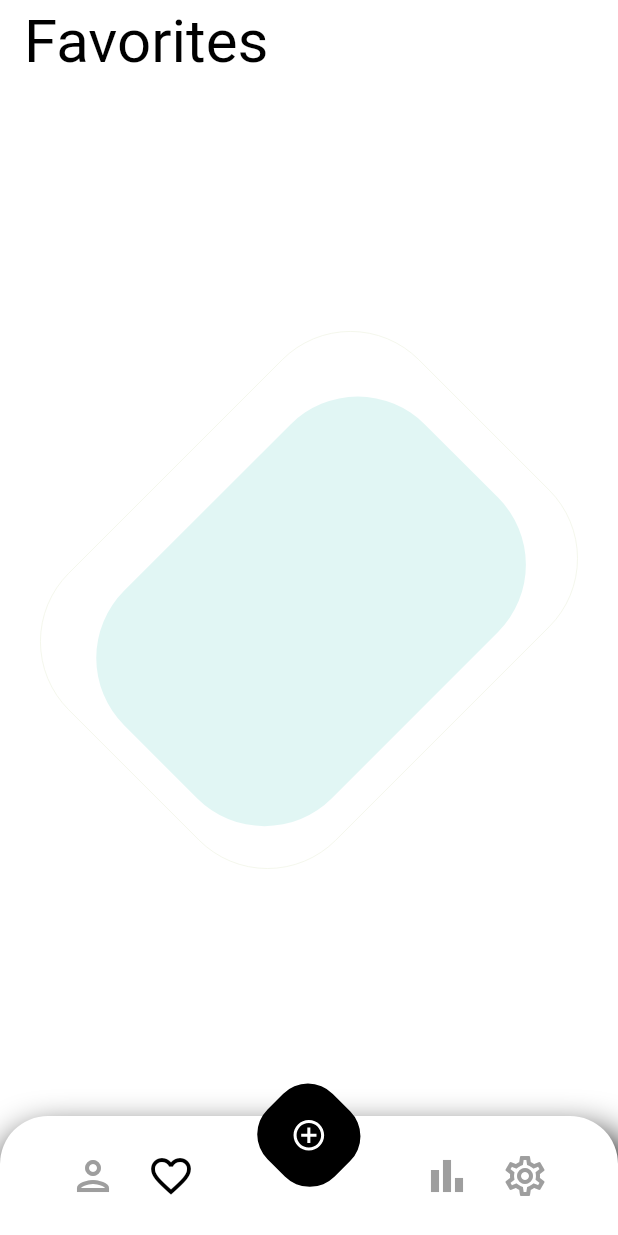
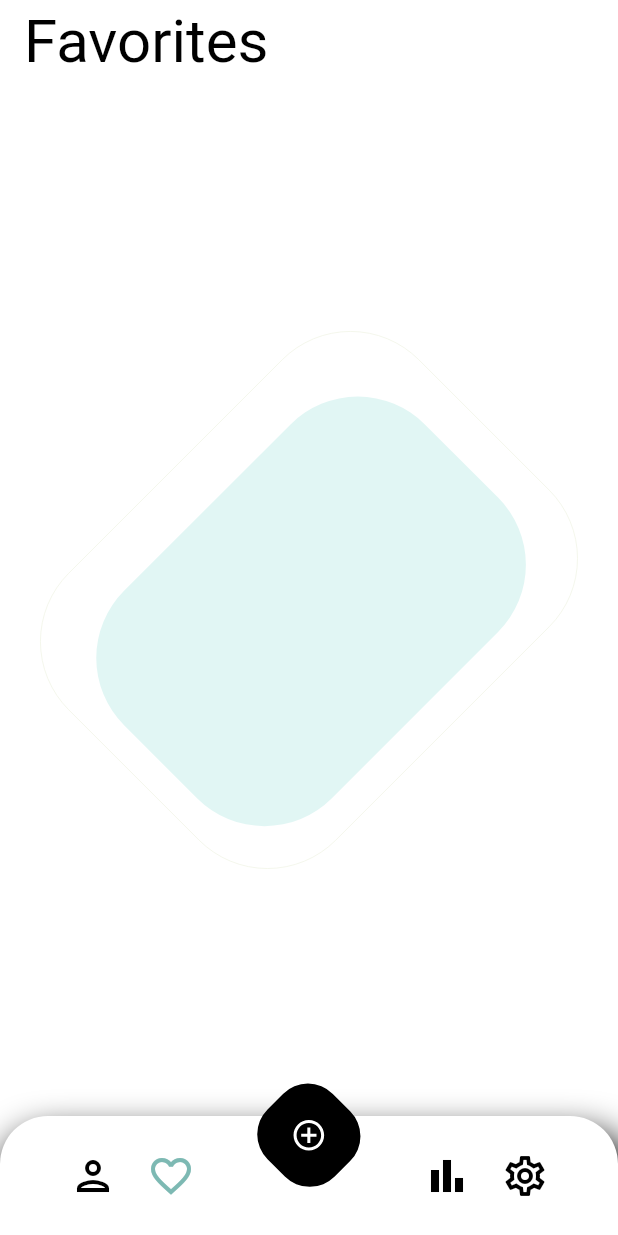
Before and after one commit to mostafa-aziz/pomodoro-timer, a Flutter app: the screen it shows after launch, swiped to page 2, on a phone screen of 412 x 824 dp. Run offline on Flutter 3.47's test engine with Material 2 defaults, Android fonts, the phone set to English and light mode, and no system bars; our stand-ins replace dartx, flutter_mobx, flutter_svg, mobx, permission_handler, shared_preferences and 1 more; generated files the repository leaves out were written again; network calls fail.

Commit message:
Added custom coloring

```diff
--- a/lib/core_style/colors.dart
+++ b/lib/core_style/colors.dart
@@ -28,5 +28,7 @@ const COLOR_SCHEME_POMODORO = ColorScheme(
 
   brightness: Brightness.light,
 
-  /// TERTIARY ///
+  /// OUTLINE ///
+
+  outline: Color(0xFF7DB9B3),
 );
--- a/lib/widgets/app_navigation_bar.dart
+++ b/lib/widgets/app_navigation_bar.dart
@@ -106,5 +106,6 @@ class _CustomBottomNavigationBarState extends State<AppNavigationBar> {
         ),
       );
 
-  Color _getOutlineColorForButton(int index) => widget.selectedIndex == index ? Colors.black : Colors.grey;
+  Color _getOutlineColorForButton(int index) =>
+      widget.selectedIndex == index ? COLOR_SCHEME_POMODORO.outline : Colors.black;
 }
```
